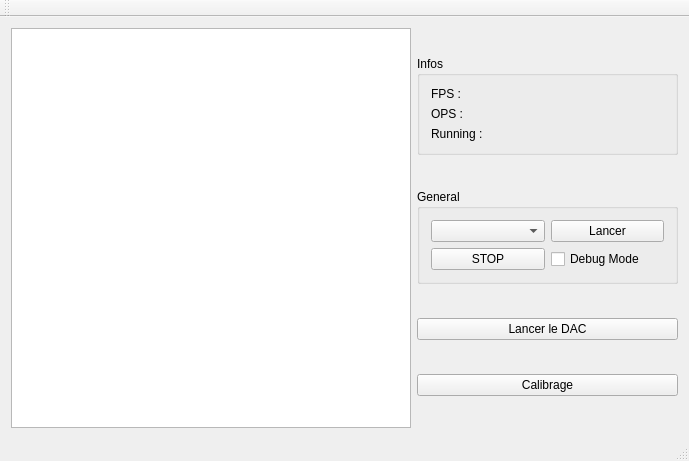
First picture: the form in mainwindow.ui, repository johnsudaar/EdgeNightController, before the edit.
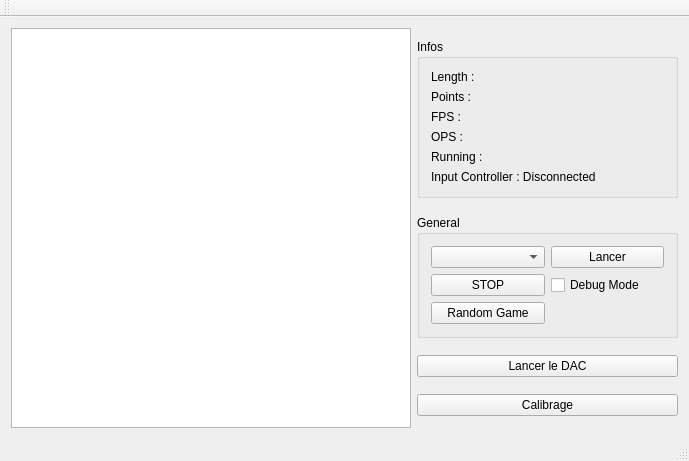
Second picture: the form after the edit.

Diff of the .ui file:
```diff
--- a/mainwindow.ui
+++ b/mainwindow.ui
@@ -45,6 +45,20 @@
          <string>Infos</string>
         </property>
         <layout class="QVBoxLayout" name="verticalLayout_2">
+         <item>
+          <widget class="QLabel" name="lbl_length">
+           <property name="text">
+            <string>Length : </string>
+           </property>
+          </widget>
+         </item>
+         <item>
+          <widget class="QLabel" name="lbl_points">
+           <property name="text">
+            <string>Points : </string>
+           </property>
+          </widget>
+         </item>
          <item>
           <widget class="QLabel" name="lbl_fps">
            <property name="text">
@@ -72,6 +86,13 @@
            </property>
           </widget>
          </item>
+         <item>
+          <widget class="QLabel" name="lbl_input">
+           <property name="text">
+            <string>Input Controller : Disconnected</string>
+           </property>
+          </widget>
+         </item>
         </layout>
        </widget>
       </item>
@@ -87,7 +108,7 @@
          <string>General</string>
         </property>
         <layout class="QGridLayout" name="gridLayout">
-         <item row="0" column="1">
+         <item row="0" column="2">
           <widget class="QPushButton" name="pb_launch">
            <property name="text">
             <string>Lancer</string>
@@ -104,13 +125,20 @@
            </property>
           </widget>
          </item>
-         <item row="1" column="1">
+         <item row="1" column="2">
           <widget class="QCheckBox" name="checkBox">
            <property name="text">
             <string>Debug Mode</string>
            </property>
           </widget>
          </item>
+         <item row="2" column="0">
+          <widget class="QPushButton" name="pb_rand">
+           <property name="text">
+            <string>Random Game</string>
+           </property>
+          </widget>
+         </item>
         </layout>
        </widget>
       </item>
```
